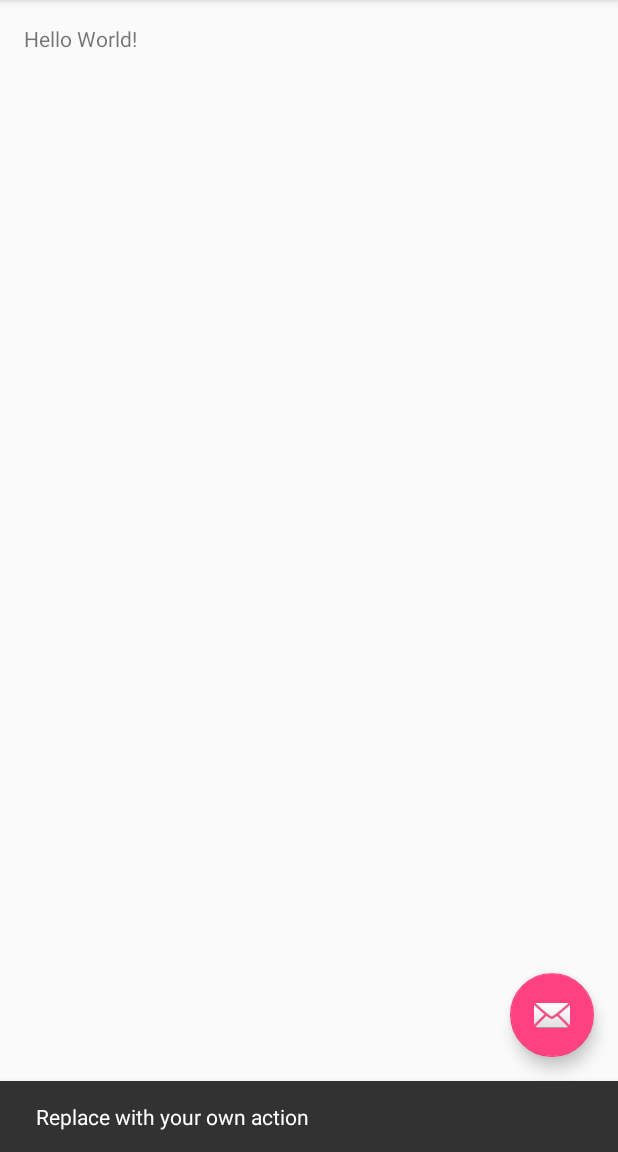
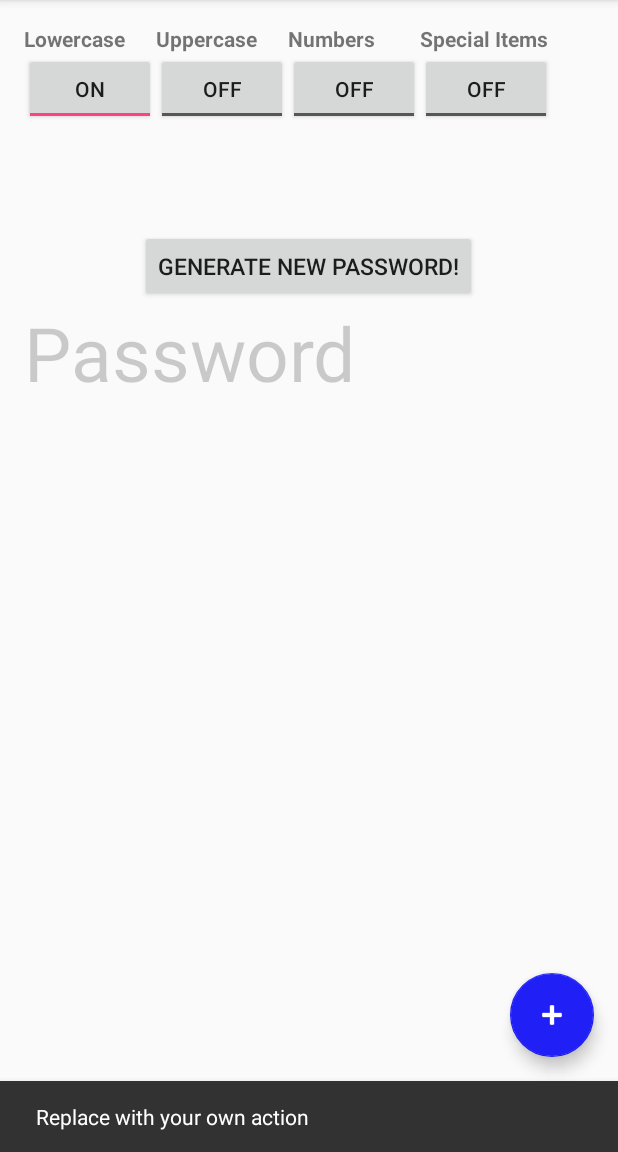
Before and after one commit to ZenOokami/Android-PasswordGenerator, an Android app: the screen it shows after launch (PasswordGeneratorActivity), after a tap on an icon or button, on a phone screen of 412 x 824 dp, the part 84-1236 px from its top. Run offline under Robolectric (Android 15) with nearby library versions, the phone set to English and light mode, and no system bars.

```diff
--- a/PasswordGenerator/app/src/main/res/layout/activity_password_generator.xml
+++ b/PasswordGenerator/app/src/main/res/layout/activity_password_generator.xml
@@ -29,6 +29,9 @@
         android:layout_height="wrap_content"
         android:layout_gravity="bottom|end"
         android:layout_margin="@dimen/fab_margin"
-        android:src="@android:drawable/ic_dialog_email" />
+        android:src="@android:drawable/ic_input_add"
+        android:tint="#FFFFFF"
+        app:backgroundTint="#1f1ff6"
+        />
 
 </android.support.design.widget.CoordinatorLayout>
--- a/PasswordGenerator/app/src/main/res/layout/content_password_generator.xml
+++ b/PasswordGenerator/app/src/main/res/layout/content_password_generator.xml
@@ -12,8 +12,112 @@
     tools:context="org.essenceofzen.passwordgenerator.PasswordGeneratorActivity"
     tools:showIn="@layout/activity_password_generator">
 
+    <!-- Lowercase selection -->
     <TextView
         android:layout_width="wrap_content"
         android:layout_height="wrap_content"
-        android:text="Hello World!" />
+        android:layout_alignParentLeft="true"
+        android:text="@string/lowers"
+        android:id="@+id/lowercase"
+        android:textStyle="bold"
+        />
+
+    <!-- Default is switched on -->
+    <ToggleButton
+        android:layout_width="wrap_content"
+        android:layout_height="wrap_content"
+
+        android:id="@+id/lowercase_toggleButton"
+        android:layout_below="@+id/lowercase"
+        android:layout_alignParentLeft="true"
+        android:layout_alignParentStart="true"
+
+        android:checked="true"
+        />
+
+    <!-- Uppercase Selection -->
+    <TextView
+        android:layout_width="wrap_content"
+        android:layout_height="wrap_content"
+        android:text="@string/uppers"
+        android:id="@+id/uppercase"
+        android:layout_above="@+id/lowercase_toggleButton"
+        android:layout_toRightOf="@+id/lowercase_toggleButton"
+        android:layout_toEndOf="@+id/lowercase_toggleButton"
+        android:textStyle="bold"
+        />
+
+    <ToggleButton
+        android:layout_width="wrap_content"
+        android:layout_height="wrap_content"
+        android:layout_below="@id/uppercase"
+        android:layout_toRightOf="@id/lowercase_toggleButton"
+        android:id="@+id/uppercase_toggleButton"
+        />
+
+    <!-- Numbers Selection-->
+    <TextView
+        android:layout_width="wrap_content"
+        android:layout_height="wrap_content"
+        android:text="@string/numbers"
+        android:layout_toRightOf="@id/uppercase_toggleButton"
+        android:id="@+id/numbers"
+        android:textStyle="bold"
+        />
+
+    <ToggleButton
+        android:layout_width="wrap_content"
+        android:layout_height="wrap_content"
+        android:layout_toRightOf="@id/uppercase_toggleButton"
+        android:layout_below="@id/numbers"
+        android:id="@+id/numbers_toggleButton"
+        />
+
+    <!-- Specials Selection -->
+    <TextView
+        android:layout_width="wrap_content"
+        android:layout_height="wrap_content"
+        android:id="@+id/specials"
+        android:text="@string/specials"
+        android:layout_toRightOf="@+id/numbers_toggleButton"
+        android:textStyle="bold"
+        />
+
+    <ToggleButton
+        android:layout_width="wrap_content"
+        android:layout_height="wrap_content"
+        android:id="@+id/specials_toggleButton"
+        android:layout_toRightOf="@id/numbers_toggleButton"
+        android:layout_below="@id/specials"
+        />
+
+    <!-- Generated Password -->
+    <Button
+        android:layout_width="wrap_content"
+        android:layout_height="wrap_content"
+        android:layout_below="@id/lowercase_toggleButton"
+        android:layout_centerHorizontal="true"
+        android:text="Generate New Password!"
+        android:textSize="15dp"
+        android:id="@+id/generatePassword_button"
+        android:layout_marginTop="70dp"
+        />
+
+    <TextView
+        android:layout_width="wrap_content"
+        android:layout_height="wrap_content"
+        android:textAppearance="?android:attr/textAppearanceLarge"
+        android:text="Password"
+        android:id="@+id/generatedPassword"
+        android:layout_below="@+id/generatePassword_button"
+        android:layout_alignParentLeft="true"
+        android:layout_alignParentStart="true"
+        android:layout_alignRight="@+id/specials"
+        android:layout_alignEnd="@+id/specials"
+        android:layout_alignParentEnd="true"
+        android:textSize="50dp"
+        android:textColor="#32000000"
+        />
+
+
 </RelativeLayout>
--- a/PasswordGenerator/app/src/main/res/values/strings.xml
+++ b/PasswordGenerator/app/src/main/res/values/strings.xml
@@ -1,4 +1,9 @@
 <resources>
     <string name="app_name">PasswordGenerator</string>
     <string name="action_settings">Settings</string>
+    <string name="generate_password">Generate Password</string>
+    <string name="numbers">Numbers</string>
+    <string name="lowers">Lowercase</string>
+    <string name="uppers">Uppercase</string>
+    <string name="specials">Special Items</string>
 </resources>
```
